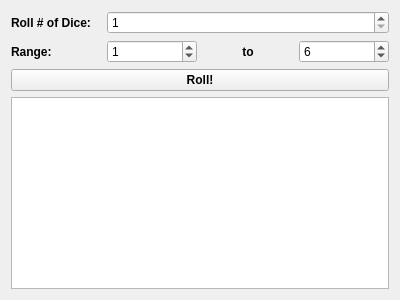
Qt form src/apps/grypto_rng/diceroller.ui (karagog/Gryptonite) before a commit.
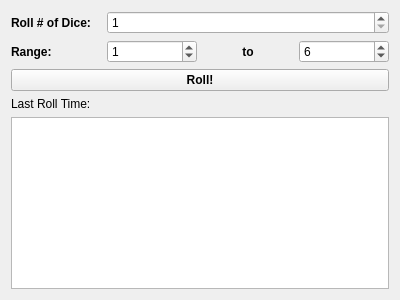
The same form after that commit.

Commit message:
Added a timestamp to the roller widget
Because sometimes you roll the same thing twice, so this indicates to you
unambiguously that you have rolled.

Patch:
```diff
--- a/src/apps/grypto_rng/diceroller.ui
+++ b/src/apps/grypto_rng/diceroller.ui
@@ -14,6 +14,13 @@
    <string>Dice Roller</string>
   </property>
   <layout class="QGridLayout" name="gridLayout">
+   <item row="3" column="0">
+    <widget class="QLabel" name="label_4">
+     <property name="text">
+      <string>Last Roll Time:</string>
+     </property>
+    </widget>
+   </item>
    <item row="0" column="0">
     <widget class="QLabel" name="label">
      <property name="font">
@@ -82,7 +89,7 @@
      </property>
     </widget>
    </item>
-   <item row="3" column="0" colspan="4">
+   <item row="4" column="0" colspan="4">
     <widget class="QTableView" name="tbl_results">
      <property name="selectionBehavior">
       <enum>QAbstractItemView::SelectRows</enum>
@@ -127,6 +134,13 @@
      </property>
     </widget>
    </item>
+   <item row="3" column="1" colspan="3">
+    <widget class="QLabel" name="lbl_lastRoll">
+     <property name="text">
+      <string/>
+     </property>
+    </widget>
+   </item>
   </layout>
  </widget>
  <resources/>
```
The commit also changes 1 other file.
